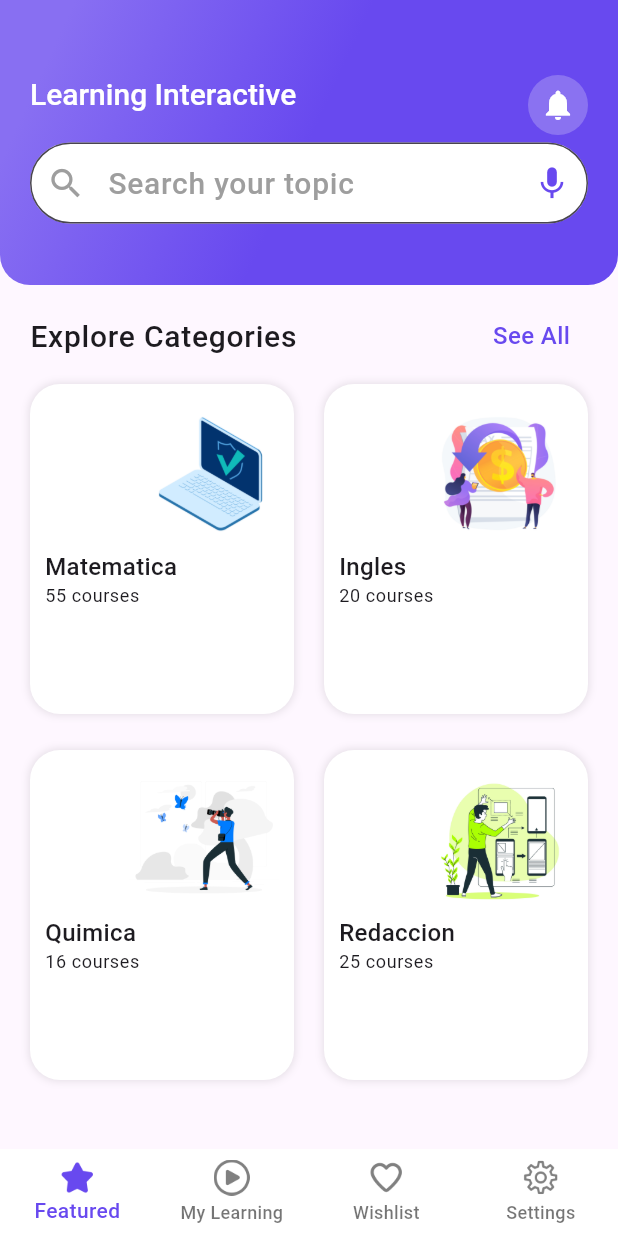
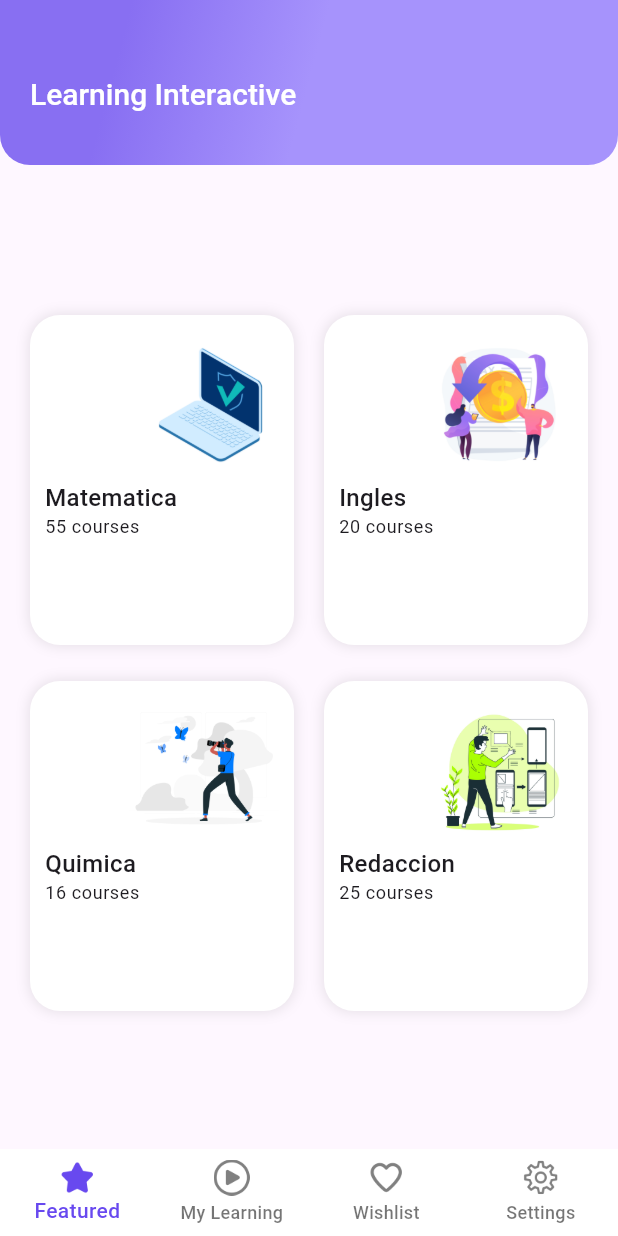
Before and after one commit to KICKFURY/interactive_learning, a Flutter app: the screen it shows after launch, on a phone screen of 412 x 824 dp. Run offline on Flutter 3.47's test engine with Material 3 defaults, Android fonts, the phone set to English and light mode, and no system bars; our stand-ins replace video_player; Roboto replaces fonts that are missing (Poppins).

Commit message:
Refactorizacion de las vistas
Actualizacion de interfaces

```diff
--- a/lib/screens/course_screen.dart
+++ b/lib/screens/course_screen.dart
@@ -36,10 +36,10 @@ class _CourseScreenState extends State<CourseScreen> {
                       Positioned(
                         left: 0,
                         child: CustomIconButton(
-                          child: const Icon(Icons.arrow_back),
                           height: 35,
                           width: 35,
                           onTap: () => Navigator.pop(context),
+                          child: const Icon(Icons.arrow_back),
                         ),
                       ),
                     ],
--- a/lib/screens/details_screen.dart
+++ b/lib/screens/details_screen.dart
@@ -316,11 +316,6 @@ class CustomIconButton extends StatelessWidget {
   @override
   Widget build(BuildContext context) {
     return Ink(
-      child: InkWell(
-        borderRadius: BorderRadius.circular(12),
-        child: Center(child: child),
-        onTap: onTap,
-      ),
       height: height,
       width: width,
       decoration: BoxDecoration(
@@ -334,6 +329,11 @@ class CustomIconButton extends StatelessWidget {
           ), //BoxShadow
         ],
       ),
+      child: InkWell(
+        borderRadius: BorderRadius.circular(12),
+        onTap: onTap,
+        child: Center(child: child),
+      ),
     );
   }
 }
--- a/lib/screens/featured_screen.dart
+++ b/lib/screens/featured_screen.dart
@@ -1,13 +1,8 @@
-import 'package:interactive_learning/constants/color.dart';
 import 'package:interactive_learning/constants/size.dart';
 import 'package:interactive_learning/models/category.dart';
 import 'package:interactive_learning/screens/course_screen.dart';
-import 'package:interactive_learning/screens/details_screen.dart';
-import 'package:interactive_learning/widgets/circle_button.dart';
 import 'package:flutter/material.dart';
 import 'package:flutter/services.dart';
-
-import '../widgets/search_testfield.dart';
 
 class FeaturedScreen extends StatefulWidget {
   const FeaturedScreen({Key? key}) : super(key: key);
@@ -19,11 +14,11 @@ class FeaturedScreen extends StatefulWidget {
 class _FeaturedScreenState extends State<FeaturedScreen> {
   @override
   Widget build(BuildContext context) {
-    return AnnotatedRegion<SystemUiOverlayStyle>(
+    return const AnnotatedRegion<SystemUiOverlayStyle>(
       value: SystemUiOverlayStyle.light,
       child: Scaffold(
         body: Column(
-          children: const [
+          children: [
             AppBar(),
             Body(),
           ],
@@ -40,33 +35,11 @@ class Body extends StatelessWidget {
   Widget build(BuildContext context) {
     return Column(
       children: [
-        Padding(
-          padding: const EdgeInsets.only(top: 10, left: 20, right: 20),
-          child: Row(
-            mainAxisAlignment: MainAxisAlignment.spaceBetween,
-            children: [
-              Text(
-                "Explore Categories",
-                style: Theme.of(context).textTheme.bodyLarge,
-              ),
-              TextButton(
-                onPressed: () {},
-                child: Text(
-                  "See All",
-                  style: Theme.of(context)
-                      .textTheme
-                      .bodyMedium
-                      ?.copyWith(color: kPrimaryColor),
-                ),
-              )
-            ],
-          ),
-        ),
         GridView.builder(
           shrinkWrap: true,
           padding: const EdgeInsets.symmetric(
             horizontal: 20,
-            vertical: 8,
+            vertical: 100,
           ),
           gridDelegate: const SliverGridDelegateWithFixedCrossAxisCount(
             crossAxisCount: 2,
@@ -105,12 +78,12 @@ class CategoryCard extends StatelessWidget {
       child: Container(
         padding: const EdgeInsets.all(10),
         decoration: BoxDecoration(
-          color: Colors.white,
+          color: const Color.fromARGB(255, 255, 255, 255),
           borderRadius: BorderRadius.circular(20),
           boxShadow: [
             BoxShadow(
-              color: Colors.black.withOpacity(.1),
-              blurRadius: 4.0,
+              color: const Color.fromARGB(255, 10, 10, 10).withOpacity(.1),
+              blurRadius: 7.0,
               spreadRadius: .05,
             ), //BoxShadow
           ],
@@ -149,7 +122,7 @@ class AppBar extends StatelessWidget {
   Widget build(BuildContext context) {
     return Container(
       padding: const EdgeInsets.only(top: 50, left: 20, right: 20),
-      height: 190,
+      height: 110,
       width: double.infinity,
       decoration: const BoxDecoration(
         borderRadius: BorderRadius.only(
@@ -159,10 +132,10 @@ class AppBar extends StatelessWidget {
         gradient: LinearGradient(
           begin: Alignment.topLeft,
           end: Alignment.bottomRight,
-          stops: [0.1, 0.5],
+          stops: [0.2, 0.5],
           colors: [
             Color(0xff886ff2),
-            Color(0xff6849ef),
+            Color.fromARGB(255, 166, 147, 252),
           ],
         ),
       ),
@@ -170,22 +143,16 @@ class AppBar extends StatelessWidget {
         children: [
           Row(
             mainAxisAlignment: MainAxisAlignment.spaceBetween,
-            crossAxisAlignment: CrossAxisAlignment.start,
             children: [
               Text(
                 "Learning Interactive",
                 style: Theme.of(context).textTheme.titleLarge,
               ),
-              CircleButton(
-                icon: Icons.notifications,
-                onPressed: () {},
-              ),
             ],
           ),
           const SizedBox(
-            height: 5,
+            height: 8,
           ),
-          const SearchTextField()
         ],
       ),
     );
--- a/lib/widgets/search_testfield.dart
+++ b/lib/widgets/search_testfield.dart
@@ -1,4 +1,3 @@
-import 'package:interactive_learning/constants/color.dart';
 import 'package:flutter/material.dart';
 
 class SearchTextField extends StatelessWidget {
@@ -10,16 +9,6 @@ class SearchTextField extends StatelessWidget {
   Widget build(BuildContext context) {
     return TextFormField(
       decoration: InputDecoration(
-        prefixIcon: const Icon(
-          Icons.search,
-          color: Colors.grey,
-          size: 26,
-        ),
-        suffixIcon: const Icon(
-          Icons.mic,
-          color: kPrimaryColor,
-          size: 26,
-        ),
         // helperText: "Search your topic",
         floatingLabelBehavior: FloatingLabelBehavior.never,
         labelText: "Search your topic",
```
Also changed, not shown: pubspec.lock.
